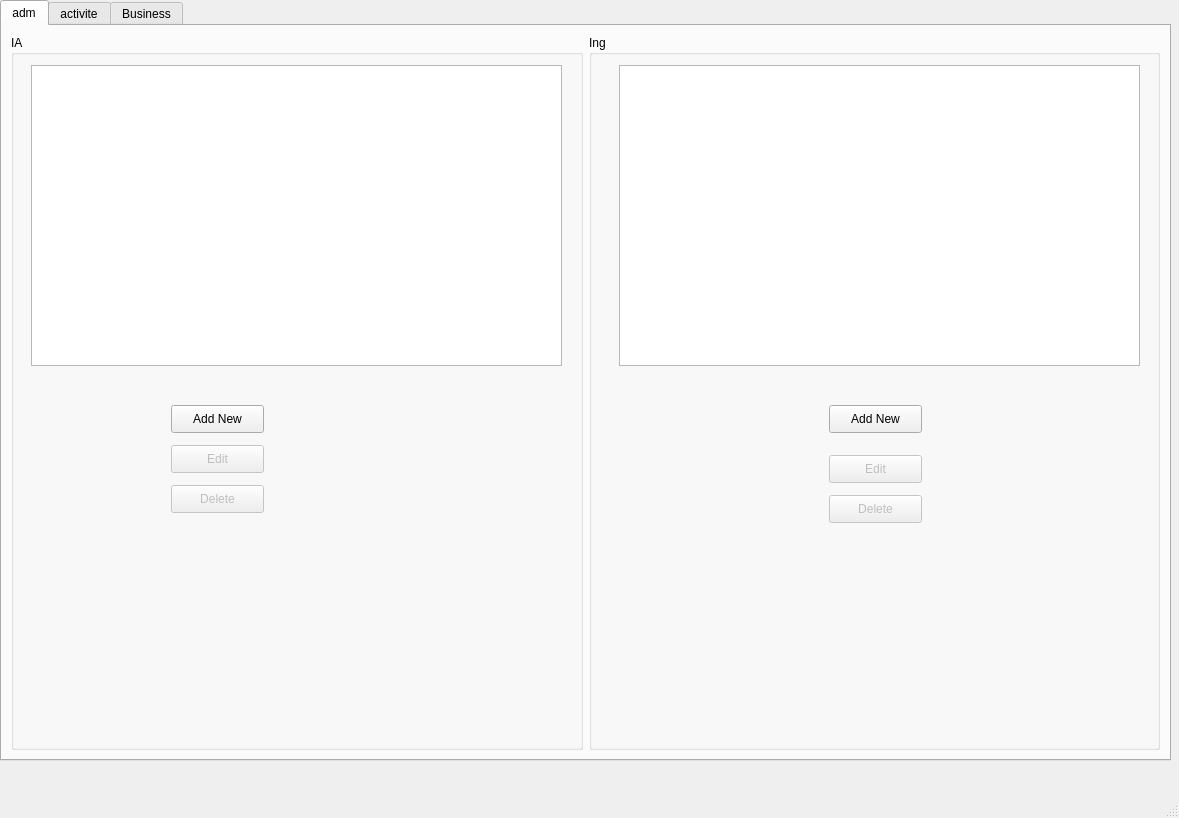
Qt form sources/views/mainWindow.ui (thrichert/softy) before a commit.
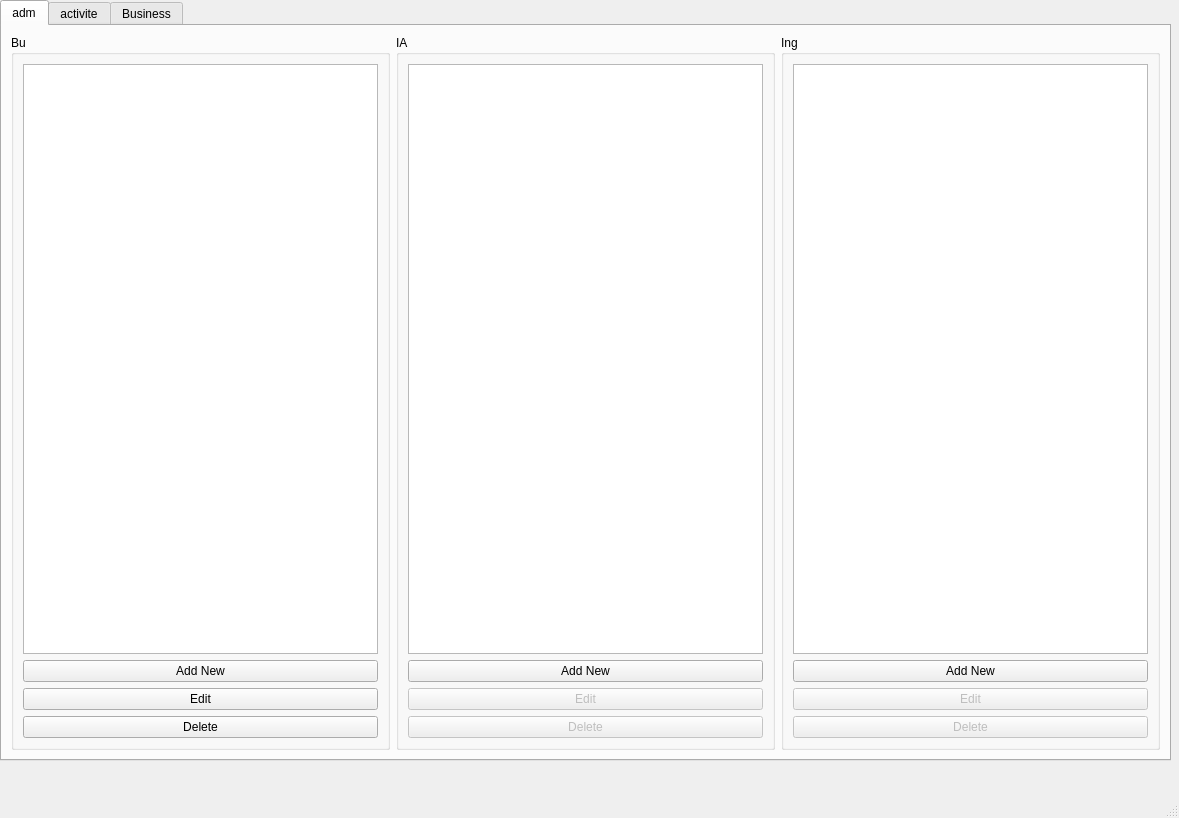
The same form after that commit. The open tabs and pages were chosen to show the change.

Diff of the .ui file:
```diff
--- a/sources/views/mainWindow.ui
+++ b/sources/views/mainWindow.ui
@@ -43,66 +43,76 @@
       <string>adm</string>
      </attribute>
      <layout class="QHBoxLayout" name="horizontalLayout">
+      <item>
+       <widget class="QGroupBox" name="groupBox_7">
+        <property name="title">
+         <string>Bu</string>
+        </property>
+        <layout class="QVBoxLayout" name="verticalLayout_4">
+         <item>
+          <widget class="QTableView" name="BUsList"/>
+         </item>
+         <item>
+          <widget class="QPushButton" name="addNewBU">
+           <property name="text">
+            <string>Add New</string>
+           </property>
+          </widget>
+         </item>
+         <item>
+          <widget class="QPushButton" name="pushButton_3">
+           <property name="text">
+            <string>Edit</string>
+           </property>
+          </widget>
+         </item>
+         <item>
+          <widget class="QPushButton" name="pushButton_4">
+           <property name="text">
+            <string>Delete</string>
+           </property>
+          </widget>
+         </item>
+        </layout>
+       </widget>
+      </item>
       <item>
        <widget class="QGroupBox" name="groupBox">
         <property name="title">
          <string>IA</string>
         </property>
-        <widget class="QTableView" name="IAsList">
-         <property name="geometry">
-          <rect>
-           <x>20</x>
-           <y>30</y>
-           <width>531</width>
-           <height>301</height>
-          </rect>
-         </property>
-        </widget>
+        <layout class="QVBoxLayout" name="verticalLayout_3">
+         <item>
+          <widget class="QTableView" name="IAsList"/>
+         </item>
+         <item>
         <widget class="QPushButton" name="addNewIA">
-         <property name="geometry">
-          <rect>
-           <x>160</x>
-           <y>370</y>
-           <width>93</width>
-           <height>28</height>
-          </rect>
-         </property>
          <property name="text">
           <string>Add New</string>
          </property>
         </widget>
-        <widget class="QPushButton" name="pushButton_2">
-         <property name="enabled">
-          <bool>false</bool>
-         </property>
-         <property name="geometry">
-          <rect>
-           <x>160</x>
-           <y>450</y>
-           <width>93</width>
-           <height>28</height>
-          </rect>
-         </property>
-         <property name="text">
-          <string>Delete</string>
-         </property>
-        </widget>
+         </item>
+         <item>
         <widget class="QPushButton" name="pushButton_5">
          <property name="enabled">
           <bool>false</bool>
          </property>
-         <property name="geometry">
-          <rect>
-           <x>160</x>
-           <y>410</y>
-           <width>93</width>
-           <height>28</height>
-          </rect>
-         </property>
          <property name="text">
           <string>Edit</string>
          </property>
         </widget>
+         </item>
+         <item>
+          <widget class="QPushButton" name="pushButton_2">
+           <property name="enabled">
+            <bool>false</bool>
+           </property>
+           <property name="text">
+            <string>Delete</string>
+           </property>
+          </widget>
+         </item>
+        </layout>
        </widget>
       </item>
       <item>
@@ -110,61 +120,38 @@
         <property name="title">
          <string>Ing</string>
         </property>
-        <widget class="QTableView" name="INGsList">
-         <property name="geometry">
-          <rect>
-           <x>30</x>
-           <y>30</y>
-           <width>521</width>
-           <height>301</height>
-          </rect>
-         </property>
-        </widget>
+        <layout class="QVBoxLayout" name="verticalLayout">
+         <item>
+          <widget class="QTableView" name="INGsList"/>
+         </item>
+         <item>
         <widget class="QPushButton" name="addNewING">
-         <property name="geometry">
-          <rect>
-           <x>240</x>
-           <y>370</y>
-           <width>93</width>
-           <height>28</height>
-          </rect>
-         </property>
          <property name="text">
           <string>Add New</string>
          </property>
         </widget>
-        <widget class="QPushButton" name="delete_ing_pushbutton">
-         <property name="enabled">
-          <bool>false</bool>
-         </property>
-         <property name="geometry">
-          <rect>
-           <x>240</x>
-           <y>460</y>
-           <width>93</width>
-           <height>28</height>
-          </rect>
-         </property>
-         <property name="text">
-          <string>Delete</string>
-         </property>
-        </widget>
+         </item>
+         <item>
         <widget class="QPushButton" name="pushButton_6">
          <property name="enabled">
           <bool>false</bool>
          </property>
-         <property name="geometry">
-          <rect>
-           <x>240</x>
-           <y>420</y>
-           <width>93</width>
-           <height>28</height>
-          </rect>
-         </property>
          <property name="text">
           <string>Edit</string>
          </property>
         </widget>
+         </item>
+         <item>
+          <widget class="QPushButton" name="delete_ing_pushbutton">
+           <property name="enabled">
+            <bool>false</bool>
+           </property>
+           <property name="text">
+            <string>Delete</string>
+           </property>
+          </widget>
+         </item>
+        </layout>
        </widget>
       </item>
      </layout>
```
Left out of the diff: 105 changed lines with no effect on the pictures. Lines whose indentation alone changed are shown as unchanged.
